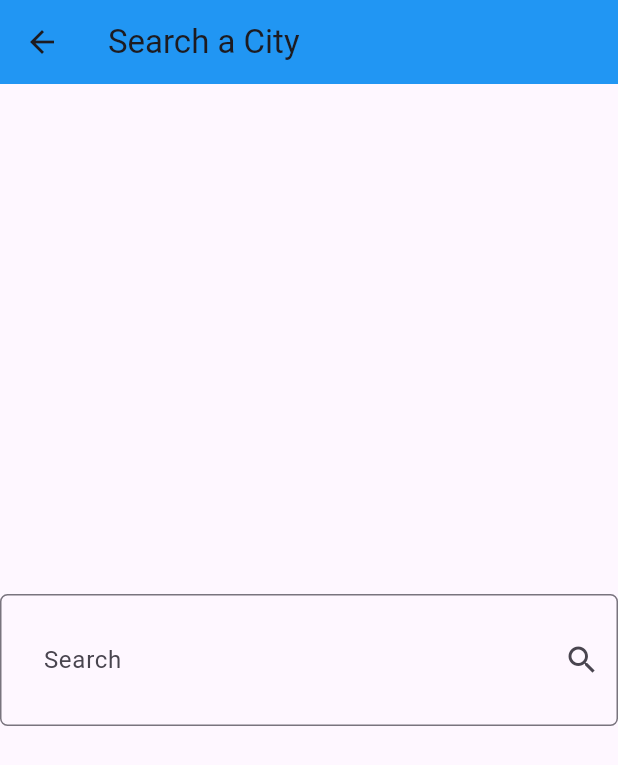
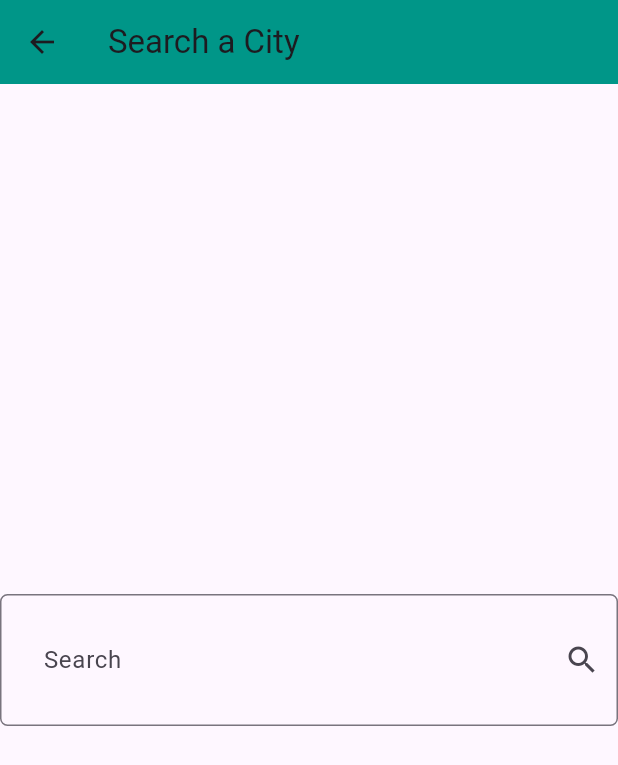
Before and after one commit to MayEmad28/weather_app_tutorial, a Flutter app: the screen it shows after launch, after a tap on the "search" icon, on a phone screen of 412 x 824 dp. Shown: the top 765 px of the screen. Run offline on Flutter 3.47's test engine with Material 3 defaults, Android fonts, the phone set to English and light mode, and no system bars; our stand-ins replace dio, flutter_bloc.

Commit message:
cubit+change theme

```diff
--- /dev/null
+++ b/lib/cubits/get_weather_cubit/get_weather_states.dart
@@ -0,0 +1,12 @@
+import 'package:weather_app/Models/weather_model.dart';
+
+class WeatherStates {}
+
+class NoWeatherState extends WeatherStates {}
+
+class WeatherLoadedState extends WeatherStates {
+  final WeatherModel weatherModel;
+  WeatherLoadedState({required this.weatherModel});
+}
+
+class WeatherFailureState extends WeatherStates {}
--- a/lib/main.dart
+++ b/lib/main.dart
@@ -1,5 +1,10 @@
 import 'package:flutter/material.dart';
+import 'package:flutter_bloc/flutter_bloc.dart';
+import 'package:weather_app/cubits/get_weather_cubit.dart';
+import 'package:weather_app/cubits/get_weather_cubit/get_weather_states.dart';
 import 'package:weather_app/views/home_view.dart';
+
+
 
 void main() {
   runApp(const WeatherApp());
@@ -10,8 +15,96 @@ class WeatherApp extends StatelessWidget {
 
   @override
   Widget build(BuildContext context) {
-    return const MaterialApp(
-      home: HomeView(),
+    return BlocProvider(
+      create: (context) => GetWeatherCubit(),
+      child: const WeatherAppView(),
     );
   }
 }
+
+class WeatherAppView extends StatelessWidget {
+  const WeatherAppView({Key? key}) : super(key: key);
+
+  @override
+  Widget build(BuildContext context) {
+    return BlocBuilder<GetWeatherCubit, WeatherStates>(
+      builder: (context, state) {
+        final weatherModel = context.read<GetWeatherCubit>().weatherModel;
+        final condition = weatherModel?.wetherCondition;
+
+        return MaterialApp(
+          theme: ThemeData(
+            primarySwatch: getThemeColor(condition),
+            appBarTheme: AppBarTheme(
+              color: getThemeColor(condition),
+            ),
+          ),
+          home: const HomeView(),
+        );
+      },
+    );
+  }
+}
+MaterialColor getThemeColor(String? condition) {
+  if (condition == null || condition.isEmpty) {
+    return Colors.teal; // اللون الافتراضي لو مفيش condition
+  }
+
+  switch (condition.toLowerCase()) {
+    case 'sunny':
+    case 'clear':
+      return Colors.orange;
+    case 'partly cloudy':
+      return Colors.blueGrey;
+    case 'cloudy':
+    case 'overcast':
+      return Colors.grey;
+    case 'mist':
+    case 'fog':
+    case 'freezing fog':
+      return Colors.blueGrey;
+    case 'patchy rain possible':
+    case 'patchy light rain':
+    case 'light rain':
+    case 'moderate rain at times':
+    case 'moderate rain':
+    case 'heavy rain at times':
+    case 'heavy rain':
+    case 'light rain shower':
+    case 'moderate or heavy rain shower':
+    case 'torrential rain shower':
+    case 'patchy light rain with thunder':
+    case 'moderate or heavy rain with thunder':
+      return Colors.blue;
+    case 'patchy snow possible':
+    case 'patchy sleet possible':
+    case 'patchy freezing drizzle possible':
+    case 'patchy light snow':
+    case 'light snow':
+    case 'moderate snow':
+    case 'heavy snow':
+    case 'light sleet':
+    case 'moderate or heavy sleet':
+    case 'light snow showers':
+    case 'moderate or heavy snow showers':
+    case 'patchy moderate snow':
+    case 'patchy heavy snow':
+    case 'ice pellets':
+    case 'blizzard':
+    case 'blowing snow':
+    case 'patchy light snow with thunder':
+    case 'moderate or heavy snow with thunder':
+      return Colors.lightBlue;
+    case 'patchy light drizzle':
+    case 'light drizzle':
+    case 'freezing drizzle':
+    case 'heavy freezing drizzle':
+    case 'light freezing rain':
+    case 'moderate or heavy freezing rain':
+      return Colors.cyan;
+    case 'thundery outbreaks possible':
+      return Colors.deepPurple;
+    default:
+      return Colors.teal;
+  }
+}
--- a/lib/services/weather_service.dart
+++ b/lib/services/weather_service.dart
@@ -3,24 +3,25 @@ import 'package:weather_app/Models/weather_model.dart';
 
 class WeatherService {
   final Dio dio;
-  String baseUrl = 'http://api.weatherapi.com/v1';
-  String apiKey = 'a99b35bc3a2c408885d134450250907';
+  final String baseUrl = 'http://api.weatherapi.com/v1';
+  final String apiKey = 'a99b35bc3a2c408885d134450250907';
 
   WeatherService(this.dio);
-  Future<WeatherModel?> getCurrentWeather({required cityName}) async {
+
+  Future<WeatherModel?> getCurrentWeather({required String cityName}) async {
     try {
-      Response response = await dio
-          .get('$baseUrl/forecast.json?key=$apiKey&q=$cityName&days=1');
-      weatherModel = WeatherModel.fromJson(response.data);
+      Response response = await dio.get(
+        '$baseUrl/forecast.json?key=$apiKey&q=$cityName&days=1',
+      );
+
+      WeatherModel weatherModel = WeatherModel.fromJson(response.data);
       return weatherModel;
+
     } on DioException catch (e) {
-      String errorMessage =
-          e.response?.data['error']['message'] ?? "Error,Try Later";
+      String errorMessage = e.response?.data['error']['message'] ?? "Error, Try Later";
       throw Exception(errorMessage);
     } catch (e) {
-      throw Exception("Error,Try Later");
+      throw Exception("Error, Try Later");
     }
   }
 }
-
-WeatherModel? weatherModel;
--- a/lib/views/home_view.dart
+++ b/lib/views/home_view.dart
@@ -1,5 +1,7 @@
 import 'package:flutter/material.dart';
-import 'package:weather_app/services/weather_service.dart';
+import 'package:flutter_bloc/flutter_bloc.dart';
+import 'package:weather_app/cubits/get_weather_cubit.dart';
+import 'package:weather_app/cubits/get_weather_cubit/get_weather_states.dart';
 import 'package:weather_app/views/search_view.dart';
 import 'package:weather_app/widgets/no_weather_body.dart';
 import 'package:weather_app/widgets/weather_info_body.dart';
@@ -11,19 +13,33 @@ class HomeView extends StatelessWidget {
   Widget build(BuildContext context) {
     return Scaffold(
       appBar: AppBar(
-        backgroundColor: Colors.blue,
         title: const Text('Weather App'),
         actions: [
           IconButton(
               onPressed: () {
                 Navigator.push(context, MaterialPageRoute(builder: (context) {
-                  return SearchView();
+                  return const SearchView();
                 }));
               },
-              icon: Icon(Icons.search))
+              icon: const Icon(Icons.search))
         ],
       ),
-      body: weatherModel == null ? NoWeatherBody() : WeatherInfoBody(),
+      body: BlocBuilder<GetWeatherCubit, WeatherStates>(
+        builder: (context, state) {
+          print(state);
+          if (state is WeatherLoadedState) {
+            return WeatherInfoBody(
+              weather: state.weatherModel,
+            );
+          } else if (state is NoWeatherState) {
+            return NoWeatherBody();
+          } else if (state is WeatherFailureState) {
+            return Center(child: Text('Error'));
+          } else {
+            return Center(child: CircularProgressIndicator());
+          }
+        },
+      ),
     );
   }
 }
--- a/pubspec.yaml
+++ b/pubspec.yaml
@@ -35,6 +35,7 @@ dependencies:
   # Use with the CupertinoIcons class for iOS style icons.
   cupertino_icons: ^1.0.2
   dio: ^5.8.0+1
+  flutter_bloc: ^9.1.1
 
 dev_dependencies:
   flutter_test:
```
Also changed, not shown: lib/Models/weather_model.dart (+12 -11 lines), lib/cubits/get_weather_cubit.dart (added, +20 -0 lines), lib/views/search_view.dart (+15 -13 lines), lib/widgets/weather_info_body.dart (+36 -15 lines), pubspec.lock.
